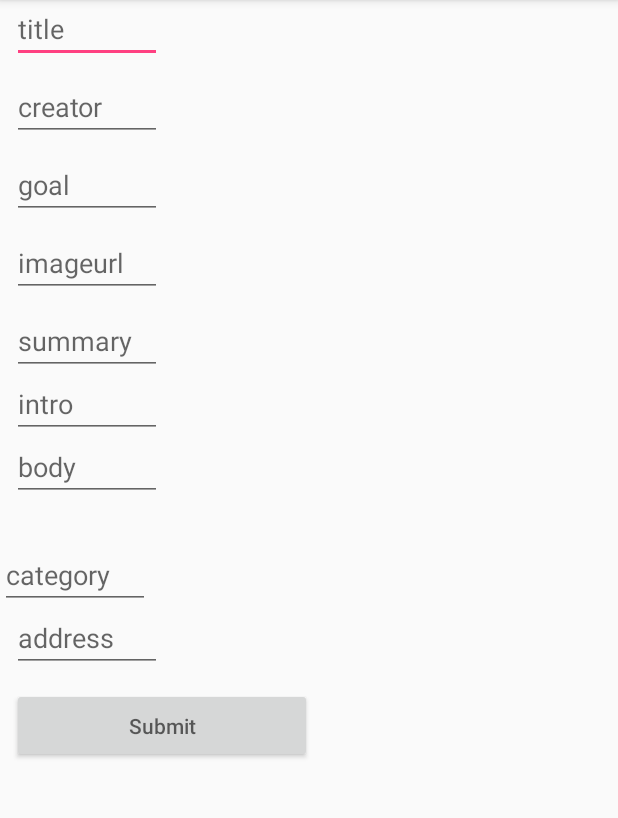
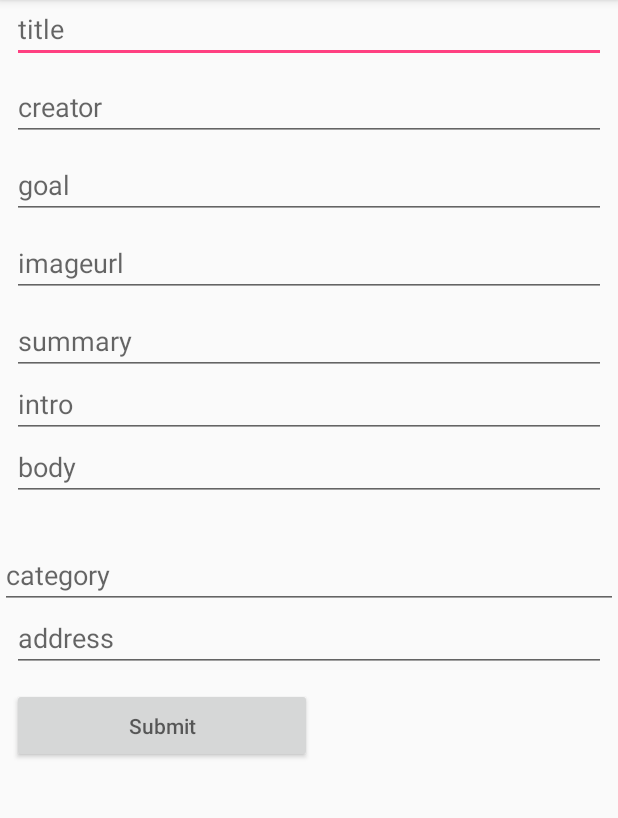
Before and after one commit to mbryantramirez/C4Q-Capstone, an Android app: the fragment CreateCampaignFragment shown on its own in the app's theme, on a phone screen of 412 x 824 dp, the part 84-902 px from its top. Run offline under Robolectric (Android 15) with nearby library versions, the phone set to English and light mode, and no system bars.

Commit message:
biger edittext

```diff
--- a/app/src/main/res/layout/fragment_create_campaign.xml
+++ b/app/src/main/res/layout/fragment_create_campaign.xml
@@ -9,13 +9,13 @@
     <!-- TODO: Update blank fragment layout -->
     <LinearLayout
         android:orientation="vertical"
-        android:layout_width="wrap_content"
+        android:layout_width="match_parent"
         android:layout_height="wrap_content">
 
 
         <EditText
             android:id="@+id/firebase_test_set_title"
-            android:layout_width="100dp"
+            android:layout_width="match_parent"
             android:layout_height="40dp"
             android:layout_marginBottom="10dp"
             android:layout_marginEnd="8dp"
@@ -25,7 +25,7 @@
 
         <EditText
             android:id="@+id/firebase_test_set_campaign_creator"
-            android:layout_width="100dp"
+            android:layout_width="match_parent"
             android:layout_height="40dp"
             android:layout_marginBottom="10dp"
             android:layout_marginEnd="8dp"
@@ -36,7 +36,7 @@
 
         <EditText
             android:id="@+id/firebase_test_set_goal"
-            android:layout_width="100dp"
+            android:layout_width="match_parent"
             android:layout_height="40dp"
             android:layout_marginBottom="10dp"
             android:layout_marginEnd="8dp"
@@ -47,7 +47,7 @@
 
         <EditText
             android:id="@+id/firebase_test_set_imageurl"
-            android:layout_width="100dp"
+            android:layout_width="match_parent"
             android:layout_height="40dp"
             android:layout_marginBottom="10dp"
             android:layout_marginEnd="8dp"
@@ -59,7 +59,7 @@
 
         <EditText
             android:id="@+id/firebase_test_set_summary"
-            android:layout_width="100dp"
+            android:layout_width="match_parent"
             android:layout_height="40dp"
             android:layout_marginEnd="8dp"
             android:layout_marginStart="8dp"
@@ -68,7 +68,7 @@
 
         <EditText
             android:id="@+id/firebase_test_set_intro"
-            android:layout_width="100dp"
+            android:layout_width="match_parent"
             android:layout_height="40dp"
             android:layout_marginEnd="8dp"
             android:layout_marginStart="8dp"
@@ -78,7 +78,7 @@
 
         <EditText
             android:id="@+id/firebase_test_set_campaign_body"
-            android:layout_width="100dp"
+            android:layout_width="match_parent"
             android:layout_height="40dp"
             android:layout_marginBottom="30dp"
             android:layout_marginEnd="8dp"
@@ -89,14 +89,14 @@
 
         <EditText
             android:id="@+id/category"
-            android:layout_width="100dp"
+            android:layout_width="match_parent"
             android:layout_height="40dp"
             android:layout_marginTop="2dp"
             android:hint="category" />
 
         <EditText
             android:id="@+id/address"
-            android:layout_width="100dp"
+            android:layout_width="match_parent"
             android:layout_height="40dp"
             android:layout_marginBottom="5dp"
             android:layout_marginEnd="8dp"
```
